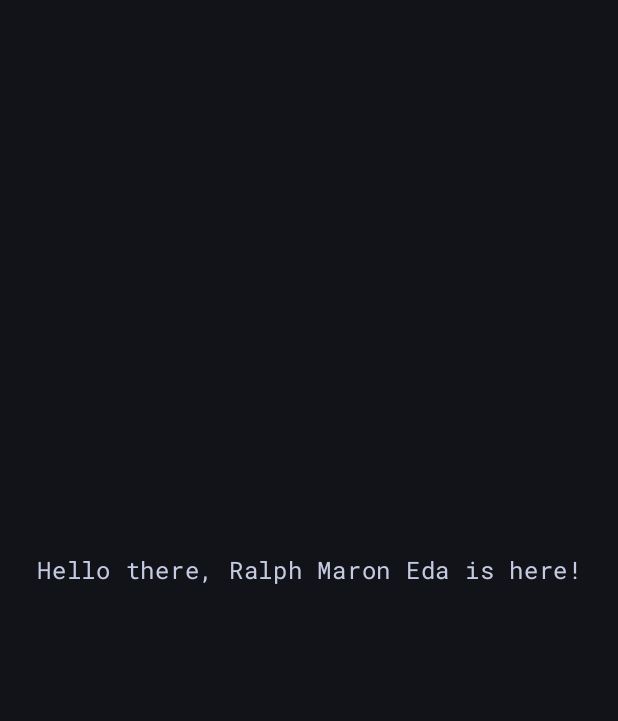
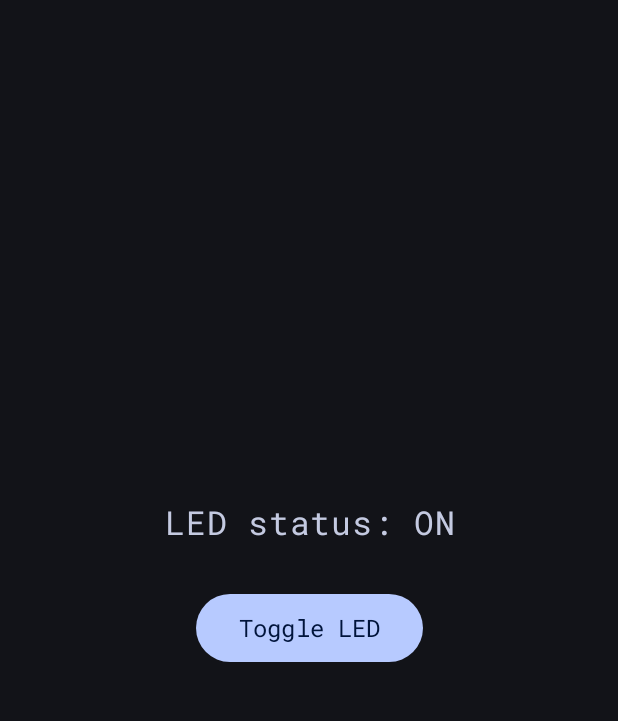
Before and after one commit to ralphmarondev/Zapzy, an Android app built with Jetpack Compose: the screen it shows after launch (MainActivity), after a tap on "Settings", on a phone screen of 412 x 824 dp, the part 96-817 px from its top. Run offline under Robolectric (Android 15) with nearby library versions, the light colour scheme and no system bars; 1 other tap on this screen came first.

Commit message:
[android] toggling led status ui

```diff
--- a/android/app/src/main/AndroidManifest.xml
+++ b/android/app/src/main/AndroidManifest.xml
@@ -3,6 +3,7 @@
     xmlns:tools="http://schemas.android.com/tools">
 
     <application
+        android:name=".MyApp"
         android:allowBackup="true"
         android:dataExtractionRules="@xml/data_extraction_rules"
         android:fullBackupContent="@xml/backup_rules"
@@ -15,7 +16,6 @@
         <activity
             android:name=".MainActivity"
             android:exported="true"
-            android:label="@string/app_name"
             android:theme="@style/Theme.Zapzy">
             <intent-filter>
                 <action android:name="android.intent.action.MAIN" />
--- a/android/app/src/main/java/com/ralphmarondev/zapzy/MainActivity.kt
+++ b/android/app/src/main/java/com/ralphmarondev/zapzy/MainActivity.kt
@@ -4,12 +4,16 @@ import android.os.Bundle
 import androidx.activity.ComponentActivity
 import androidx.activity.compose.setContent
 import androidx.activity.enableEdgeToEdge
-import androidx.compose.foundation.layout.Box
+import androidx.compose.foundation.layout.Arrangement
+import androidx.compose.foundation.layout.Column
+import androidx.compose.foundation.layout.Spacer
 import androidx.compose.foundation.layout.fillMaxSize
+import androidx.compose.foundation.layout.height
 import androidx.compose.foundation.layout.padding
 import androidx.compose.material.icons.Icons
 import androidx.compose.material.icons.outlined.DarkMode
 import androidx.compose.material.icons.outlined.LightMode
+import androidx.compose.material3.Button
 import androidx.compose.material3.ExperimentalMaterial3Api
 import androidx.compose.material3.Icon
 import androidx.compose.material3.IconButton
@@ -18,6 +22,7 @@ import androidx.compose.material3.Scaffold
 import androidx.compose.material3.Text
 import androidx.compose.material3.TopAppBar
 import androidx.compose.material3.TopAppBarDefaults
+import androidx.compose.runtime.collectAsState
 import androidx.compose.runtime.getValue
 import androidx.compose.runtime.mutableStateOf
 import androidx.compose.runtime.remember
@@ -28,6 +33,7 @@ import androidx.compose.ui.res.stringResource
 import androidx.compose.ui.text.style.TextAlign
 import androidx.compose.ui.unit.dp
 import com.ralphmarondev.zapzy.ui.theme.ZapzyTheme
+import org.koin.androidx.compose.koinViewModel
 
 @OptIn(ExperimentalMaterial3Api::class)
 class MainActivity : ComponentActivity() {
@@ -35,6 +41,9 @@ class MainActivity : ComponentActivity() {
         super.onCreate(savedInstanceState)
         enableEdgeToEdge()
         setContent {
+            val viewModel: MainViewModel = koinViewModel()
+            val ledStatus = viewModel.ledStatus.collectAsState().value
+
             var darkTheme by remember { mutableStateOf(false) }
 
             ZapzyTheme(
@@ -70,20 +79,37 @@ class MainActivity : ComponentActivity() {
                         )
                     }
                 ) { innerPadding ->
-                    Box(
+                    Column(
                         modifier = Modifier
                             .fillMaxSize()
                             .padding(innerPadding),
-                        contentAlignment = Alignment.Center
+                        horizontalAlignment = Alignment.CenterHorizontally,
+                        verticalArrangement = Arrangement.Center
                     ) {
+                        val status = if (ledStatus) {
+                            "ON"
+                        } else {
+                            "OFF"
+                        }
                         Text(
-                            text = "Hello there, Ralph Maron Eda is here!",
-                            fontSize = MaterialTheme.typography.titleMedium.fontSize,
-                            fontWeight = MaterialTheme.typography.titleMedium.fontWeight,
+                            text = "LED status: $status",
+                            fontSize = MaterialTheme.typography.titleLarge.fontSize,
+                            fontWeight = MaterialTheme.typography.titleLarge.fontWeight,
                             color = MaterialTheme.colorScheme.secondary,
                             textAlign = TextAlign.Center,
                             modifier = Modifier.padding(16.dp)
                         )
+
+                        Spacer(modifier = Modifier.height(16.dp))
+                        Button(onClick = viewModel::toggleLed) {
+                            Text(
+                                text = "Toggle LED",
+                                fontSize = MaterialTheme.typography.titleMedium.fontSize,
+                                fontWeight = MaterialTheme.typography.titleMedium.fontWeight,
+                                textAlign = TextAlign.Center,
+                                modifier = Modifier.padding(4.dp)
+                            )
+                        }
                     }
                 }
             }
--- /dev/null
+++ b/android/app/src/main/java/com/ralphmarondev/zapzy/MainViewModel.kt
@@ -0,0 +1,15 @@
+package com.ralphmarondev.zapzy
+
+import androidx.lifecycle.ViewModel
+import kotlinx.coroutines.flow.MutableStateFlow
+import kotlinx.coroutines.flow.asStateFlow
+
+class MainViewModel : ViewModel() {
+
+    private val _ledStatus = MutableStateFlow(false)
+    val ledStatus = _ledStatus.asStateFlow()
+
+    fun toggleLed() {
+        _ledStatus.value = !_ledStatus.value
+    }
+}
--- /dev/null
+++ b/android/app/src/main/java/com/ralphmarondev/zapzy/MyApp.kt
@@ -0,0 +1,17 @@
+package com.ralphmarondev.zapzy
+
+import android.app.Application
+import com.ralphmarondev.zapzy.di.appModule
+import org.koin.android.ext.koin.androidContext
+import org.koin.core.context.startKoin
+
+class MyApp : Application() {
+    override fun onCreate() {
+        super.onCreate()
+
+        startKoin {
+            androidContext(this@MyApp)
+            modules(appModule)
+        }
+    }
+}
--- /dev/null
+++ b/android/app/src/main/java/com/ralphmarondev/zapzy/di/AppModule.kt
@@ -0,0 +1,9 @@
+package com.ralphmarondev.zapzy.di
+
+import com.ralphmarondev.zapzy.MainViewModel
+import org.koin.core.module.dsl.factoryOf
+import org.koin.dsl.module
+
+val appModule = module {
+    factoryOf(::MainViewModel)
+}
```
